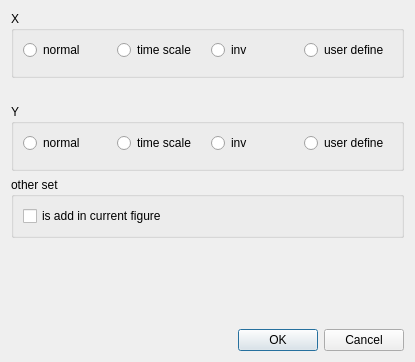
This is src/signA/dialog/SAAddLineChartSetDialog.ui in czyt1988/sa as Qt 5 draws it before an edit. The edited form follows.
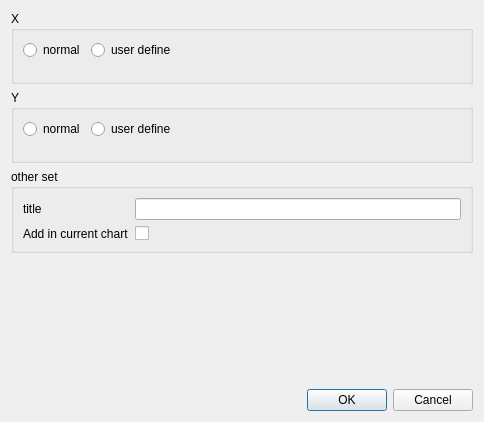
This is the edited form. Custom widgets are drawn as their Qt base class.

```diff
--- a/src/signA/dialog/SAAddLineChartSetDialog.ui
+++ b/src/signA/dialog/SAAddLineChartSetDialog.ui
@@ -6,14 +6,14 @@
    <rect>
     <x>0</x>
     <y>0</y>
-    <width>415</width>
-    <height>362</height>
+    <width>484</width>
+    <height>422</height>
    </rect>
   </property>
   <property name="windowTitle">
    <string>Dialog</string>
   </property>
-  <layout class="QVBoxLayout" name="verticalLayout_4">
+  <layout class="QVBoxLayout" name="verticalLayout_3">
    <item>
     <widget class="QGroupBox" name="groupBoxX">
      <property name="title">
@@ -29,20 +29,6 @@
           </property>
          </widget>
         </item>
-        <item>
-         <widget class="QRadioButton" name="radioButtonXTime">
-          <property name="text">
-           <string>time scale</string>
-          </property>
-         </widget>
-        </item>
-        <item>
-         <widget class="QRadioButton" name="radioButtonXInv">
-          <property name="text">
-           <string>inv</string>
-          </property>
-         </widget>
-        </item>
         <item>
          <widget class="QRadioButton" name="radioButtonXUseDef">
           <property name="text">
@@ -50,31 +36,36 @@
           </property>
          </widget>
         </item>
+        <item>
+         <spacer name="horizontalSpacer_2">
+          <property name="orientation">
+           <enum>Qt::Horizontal</enum>
+          </property>
+          <property name="sizeHint" stdset="0">
+           <size>
+            <width>40</width>
+            <height>20</height>
+           </size>
+          </property>
+         </spacer>
+        </item>
        </layout>
       </item>
       <item>
-       <widget class="QStackedWidget" name="stackedWidgetX">
-        <property name="currentIndex">
-         <number>-1</number>
-        </property>
-       </widget>
+       <widget class="SAValueSelectComboBox" name="valueComboBoxX" native="true"/>
+      </item>
+      <item>
+       <widget class="SAUserDefineAxisDataWidget" name="userDefineXWidget" native="true"/>
       </item>
      </layout>
     </widget>
    </item>
-   <item>
-    <widget class="QLabel" name="labelYInfo">
-     <property name="text">
-      <string/>
-     </property>
-    </widget>
-   </item>
    <item>
     <widget class="QGroupBox" name="groupBoxY">
      <property name="title">
       <string>Y</string>
      </property>
-     <layout class="QVBoxLayout" name="verticalLayout_3">
+     <layout class="QVBoxLayout" name="verticalLayout">
       <item>
        <layout class="QHBoxLayout" name="horizontalLayout_5">
         <item>
@@ -84,20 +75,6 @@
           </property>
          </widget>
         </item>
-        <item>
-         <widget class="QRadioButton" name="radioButtonYTime">
-          <property name="text">
-           <string>time scale</string>
-          </property>
-         </widget>
-        </item>
-        <item>
-         <widget class="QRadioButton" name="radioButtonYInv">
-          <property name="text">
-           <string>inv</string>
-          </property>
-         </widget>
-        </item>
         <item>
          <widget class="QRadioButton" name="radioButtonYUseDef">
           <property name="text">
@@ -105,10 +82,33 @@
           </property>
          </widget>
         </item>
+        <item>
+         <spacer name="horizontalSpacer_3">
+          <property name="orientation">
+           <enum>Qt::Horizontal</enum>
+          </property>
+          <property name="sizeHint" stdset="0">
+           <size>
+            <width>40</width>
+            <height>20</height>
+           </size>
+          </property>
+         </spacer>
+        </item>
        </layout>
       </item>
       <item>
-       <widget class="QStackedWidget" name="stackedWidgetY"/>
+       <widget class="SAValueSelectComboBox" name="valueComboBoxY" native="true"/>
+      </item>
+      <item>
+       <widget class="SAUserDefineAxisDataWidget" name="userDefineYWidget" native="true">
+        <property name="sizePolicy">
+         <sizepolicy hsizetype="Preferred" vsizetype="Maximum">
+          <horstretch>0</horstretch>
+          <verstretch>0</verstretch>
+         </sizepolicy>
+        </property>
+       </widget>
       </item>
      </layout>
     </widget>
@@ -118,11 +118,28 @@
      <property name="title">
       <string>other set</string>
      </property>
-     <layout class="QVBoxLayout" name="verticalLayout">
-      <item>
-       <widget class="QCheckBox" name="checkBoxIsAddInCurFig">
+     <layout class="QGridLayout" name="gridLayout">
+      <item row="0" column="0">
+       <widget class="QLabel" name="label">
         <property name="text">
-         <string>is add in current figure</string>
+         <string>title</string>
+        </property>
+       </widget>
+      </item>
+      <item row="0" column="1">
+       <widget class="QLineEdit" name="lineEditTitle"/>
+      </item>
+      <item row="1" column="0">
+       <widget class="QLabel" name="label_2">
+        <property name="text">
+         <string>Add in current chart</string>
+        </property>
+       </widget>
+      </item>
+      <item row="1" column="1">
+       <widget class="QCheckBox" name="checkBoxAddInCur">
+        <property name="text">
+         <string/>
         </property>
        </widget>
       </item>
@@ -137,7 +154,7 @@
      <property name="sizeHint" stdset="0">
       <size>
        <width>20</width>
-       <height>93</height>
+       <height>109</height>
       </size>
      </property>
     </spacer>
@@ -168,6 +185,20 @@
    </item>
   </layout>
  </widget>
+ <customwidgets>
+  <customwidget>
+   <class>SAValueSelectComboBox</class>
+   <extends>QWidget</extends>
+   <header>SAValueSelectComboBox.h</header>
+   <container>1</container>
+  </customwidget>
+  <customwidget>
+   <class>SAUserDefineAxisDataWidget</class>
+   <extends>QWidget</extends>
+   <header>SAUserDefineAxisDataWidget.h</header>
+   <container>1</container>
+  </customwidget>
+ </customwidgets>
  <resources/>
  <connections>
   <connection>
```
